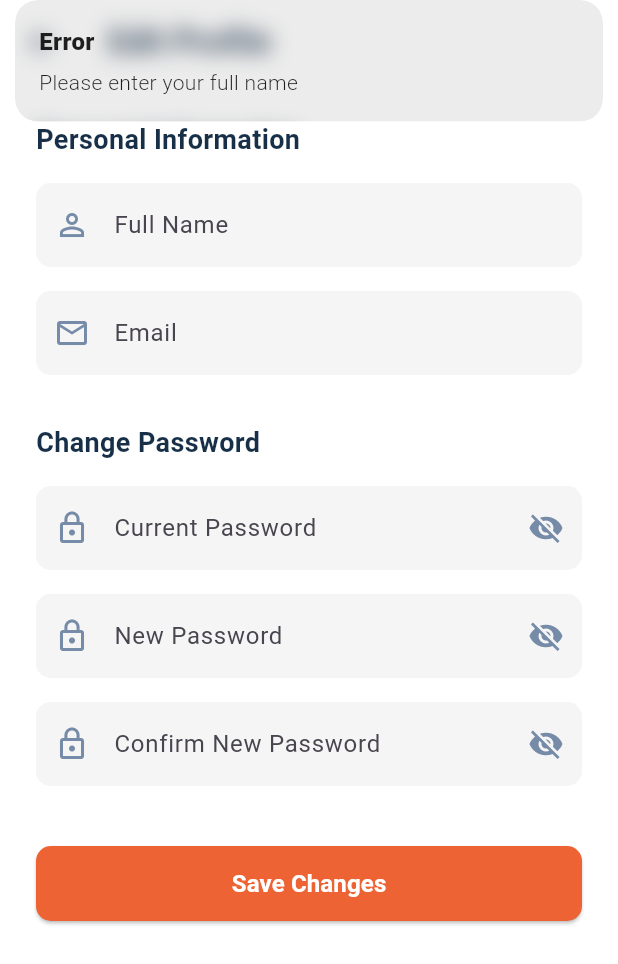
After one commit to VirangaWeerabandara/Comic-Book-Store, a Flutter app: the EditProfilePage screen opened directly, after a tap on "Save Changes", on a phone screen of 412 x 824 dp. The commit adds this screen. Shown: the top 964 px of the screen. Run offline on Flutter 3.47's test engine with Material 3 defaults, Android fonts, the phone set to English and light mode, and no system bars; our stand-ins replace cloud_firestore, device_preview, firebase_auth, firebase_core, firebase_storage, flutter_rating_bar and 3 more; missing offline and left inert: google_mlkit_text_recognition; accounts and stored records are empty; key blocks and very long unbroken strings in the code were emptied for the run.

Commit message:
Add edit profile functionality: create EditProfilePage, implement EditProfileController, and update routing

```diff
--- /dev/null
+++ b/comic_book_store/lib/controllers/editProfileController.dart
@@ -0,0 +1,134 @@
+// edit_profile_controller.dart
+import 'package:get/get.dart';
+import 'package:firebase_auth/firebase_auth.dart';
+import 'package:cloud_firestore/cloud_firestore.dart';
+import 'package:flutter/material.dart';
+
+class EditProfileController extends GetxController {
+  final FirebaseAuth _auth = FirebaseAuth.instance;
+  final FirebaseFirestore _firestore = FirebaseFirestore.instance;
+
+  final fullNameController = TextEditingController();
+  final emailController = TextEditingController();
+  final currentPasswordController = TextEditingController();
+  final newPasswordController = TextEditingController();
+  final confirmPasswordController = TextEditingController();
+
+  final RxBool isLoading = false.obs;
+  final RxBool showPassword = false.obs;
+
+  @override
+  void onInit() {
+    super.onInit();
+    loadUserData();
+  }
+
+  @override
+  void onClose() {
+    fullNameController.dispose();
+    emailController.dispose();
+    currentPasswordController.dispose();
+    newPasswordController.dispose();
+    confirmPasswordController.dispose();
+    super.onClose();
+  }
+
+  void loadUserData() {
+    final user = _auth.currentUser;
+    if (user != null) {
+      emailController.text = user.email ?? '';
+      _firestore.collection('users').doc(user.uid).get().then((doc) {
+        if (doc.exists) {
+          final data = doc.data() as Map<String, dynamic>;
+          fullNameController.text = data['fullName'] ?? '';
+        }
+      });
+    }
+  }
+
+  Future<void> updateProfile() async {
+    if (!_validateInputs()) return;
+
+    try {
+      isLoading.value = true;
+      final user = _auth.currentUser;
+      if (user == null) return;
+
+      // Update display name if changed
+      if (fullNameController.text.isNotEmpty) {
+        await _firestore.collection('users').doc(user.uid).update({
+          'fullName': fullNameController.text,
+        });
+      }
+
+      // Update email if changed
+      if (emailController.text != user.email) {
+        await user.verifyBeforeUpdateEmail(emailController.text);
+      }
+
+      // Update password if provided
+      if (currentPasswordController.text.isNotEmpty &&
+          newPasswordController.text.isNotEmpty) {
+        final credential = EmailAuthProvider.credential(
+          email: user.email!,
+          password: currentPasswordController.text,
+        );
+        await user.reauthenticateWithCredential(credential);
+        await user.updatePassword(newPasswordController.text);
+      }
+
+      Get.snackbar(
+        'Success',
+        'Profile updated successfully',
+        backgroundColor: Colors.green,
+        colorText: Colors.white,
+      );
+      Get.back();
+    } catch (e) {
+      Get.snackbar(
+        'Error',
+        e.toString(),
+        backgroundColor: Colors.red,
+        colorText: Colors.white,
+      );
+    } finally {
+      isLoading.value = false;
+    }
+  }
+
+  bool _validateInputs() {
+    if (fullNameController.text.isEmpty) {
+      Get.snackbar('Error', 'Please enter your full name');
+      return false;
+    }
+
+    if (emailController.text.isEmpty ||
+        !GetUtils.isEmail(emailController.text)) {
+      Get.snackbar('Error', 'Please enter a valid email');
+      return false;
+    }
+
+    if (currentPasswordController.text.isNotEmpty ||
+        newPasswordController.text.isNotEmpty ||
+        confirmPasswordController.text.isNotEmpty) {
+      if (currentPasswordController.text.isEmpty) {
+        Get.snackbar('Error', 'Please enter your current password');
+        return false;
+      }
+      if (newPasswordController.text.isEmpty) {
+        Get.snackbar('Error', 'Please enter a new password');
+        return false;
+      }
+      if (newPasswordController.text != confirmPasswordController.text) {
+        Get.snackbar('Error', 'Passwords do not match');
+        return false;
+      }
+      if (newPasswordController.text.length < 6) {
+        Get.snackbar('Error', 'Password must be at least 6 characters');
+        return false;
+      }
+    }
+
+    return true;
+  }
+}
--- a/comic_book_store/lib/main.dart
+++ b/comic_book_store/lib/main.dart
@@ -1,4 +1,5 @@
 import 'package:comic_book_store/components/navbar.dart';
+import 'package:comic_book_store/pages/editProfilePage.dart';
 import 'package:comic_book_store/pages/onBoarding.dart';
 import 'package:device_preview/device_preview.dart';
 import 'package:flutter/material.dart';
@@ -54,6 +55,8 @@ class MyApp extends StatelessWidget {
         GetPage(
             name: AppRoutes.ONBOARDING,
             page: () => const EmailVerificationPage()),
+        GetPage(
+            name: AppRoutes.ONBOARDING, page: () => const EditProfilePage()),
       ],
     );
   }
--- /dev/null
+++ b/comic_book_store/lib/pages/editProfilePage.dart
@@ -0,0 +1,180 @@
+import 'package:flutter/material.dart';
+import 'package:get/get.dart';
+import 'package:comic_book_store/constants/colors.dart';
+import 'package:comic_book_store/controllers/editProfileController.dart';
+
+class EditProfilePage extends GetView<EditProfileController> {
+  const EditProfilePage({Key? key}) : super(key: key);
+
+  @override
+  Widget build(BuildContext context) {
+    return Scaffold(
+      backgroundColor: Colors.white,
+      appBar: AppBar(
+        backgroundColor: Colors.transparent,
+        elevation: 0,
+        title: const Text(
+          'Edit Profile',
+          style: TextStyle(
+            color: AppColors.accent2,
+            fontWeight: FontWeight.bold,
+          ),
+        ),
+        leading: IconButton(
+          icon: const Icon(Icons.arrow_back, color: AppColors.accent2),
+          onPressed: () => Get.back(),
+        ),
+      ),
+      body: SingleChildScrollView(
+        child: Padding(
+          padding: const EdgeInsets.all(24.0),
+          child: Column(
+            crossAxisAlignment: CrossAxisAlignment.start,
+            children: [
+              _buildSectionTitle('Personal Information'),
+              const SizedBox(height: 16),
+              _buildTextField(
+                controller: controller.fullNameController,
+                label: 'Full Name',
+                hint: 'Enter your full name',
+                icon: Icons.person_outline,
+              ),
+              const SizedBox(height: 16),
+              _buildTextField(
+                controller: controller.emailController,
+                label: 'Email',
+                hint: 'Enter your email',
+                icon: Icons.email_outlined,
+                keyboardType: TextInputType.emailAddress,
+              ),
+              const SizedBox(height: 32),
+              _buildSectionTitle('Change Password'),
+              const SizedBox(height: 16),
+              Obx(() => _buildTextField(
+                    controller: controller.currentPasswordController,
+                    label: 'Current Password',
+                    hint: 'Enter current password',
+                    icon: Icons.lock_outline,
+                    isPassword: true,
+                    showPassword: controller.showPassword.value,
+                    onTogglePassword: () => controller.showPassword.toggle(),
+                  )),
+              const SizedBox(height: 16),
+              Obx(() => _buildTextField(
+                    controller: controller.newPasswordController,
+                    label: 'New Password',
+                    hint: 'Enter new password',
+                    icon: Icons.lock_outline,
+                    isPassword: true,
+                    showPassword: controller.showPassword.value,
+                    onTogglePassword: () => controller.showPassword.toggle(),
+                  )),
+              const SizedBox(height: 16),
+              Obx(() => _buildTextField(
+                    controller: controller.confirmPasswordController,
+                    label: 'Confirm New Password',
+                    hint: 'Confirm new password',
+                    icon: Icons.lock_outline,
+                    isPassword: true,
+                    showPassword: controller.showPassword.value,
+                    onTogglePassword: () => controller.showPassword.toggle(),
+                  )),
+              const SizedBox(height: 40),
+              SizedBox(
+                width: double.infinity,
+                height: 50,
+                child: Obx(() => ElevatedButton(
+                      onPressed: controller.isLoading.value
+                          ? null
+                          : controller.updateProfile,
+                      style: ElevatedButton.styleFrom(
+                        backgroundColor: AppColors.primary,
+                        shape: RoundedRectangleBorder(
+                          borderRadius: BorderRadius.circular(10),
+                        ),
+                      ),
+                      child: controller.isLoading.value
+                          ? const SizedBox(
+                              width: 20,
+                              height: 20,
+                              child: CircularProgressIndicator(
+                                strokeWidth: 2,
+                                valueColor:
+                                    AlwaysStoppedAnimation<Color>(Colors.white),
+                              ),
+                            )
+                          : const Text(
+                              'Save Changes',
+                              style: TextStyle(
+                                fontSize: 16,
+                                fontWeight: FontWeight.bold,
+                                color: Colors.white,
+                              ),
+                            ),
+                    )),
+              ),
+            ],
+          ),
+        ),
+      ),
+    );
+  }
+
+  Widget _buildSectionTitle(String title) {
+    return Text(
+      title,
+      style: const TextStyle(
+        fontSize: 18,
+        fontWeight: FontWeight.bold,
+        color: AppColors.accent2,
+      ),
+    );
+  }
+
+  Widget _buildTextField({
+    required TextEditingController controller,
+    required String label,
+    required String hint,
+    required IconData icon,
+    bool isPassword = false,
+    bool showPassword = false,
+    VoidCallback? onTogglePassword,
+    TextInputType? keyboardType,
+  }) {
+    return Container(
+      decoration: BoxDecoration(
+        color: Colors.grey[100],
+        borderRadius: BorderRadius.circular(10),
+      ),
+      child: TextField(
+        controller: controller,
+        obscureText: isPassword && !showPassword,
+        keyboardType: keyboardType,
+        decoration: InputDecoration(
+          labelText: label,
+          hintText: hint,
+          prefixIcon: Icon(icon, color: AppColors.accent3),
+          suffixIcon: isPassword
+              ? IconButton(
+                  icon: Icon(
+                    showPassword ? Icons.visibility : Icons.visibility_off,
+                    color: AppColors.accent3,
+                  ),
+                  onPressed: onTogglePassword,
+                )
+              : null,
+          border: OutlineInputBorder(
+            borderRadius: BorderRadius.circular(10),
+            borderSide: BorderSide.none,
+          ),
+          filled: true,
+          fillColor: Colors.grey[100],
+          contentPadding: const EdgeInsets.symmetric(
+            horizontal: 16,
+            vertical: 16,
+          ),
+        ),
+      ),
+    );
+  }
+}
--- a/comic_book_store/lib/pages/favouritePage.dart
+++ b/comic_book_store/lib/pages/favouritePage.dart
@@ -1,9 +1,8 @@
-// lib/pages/favoritesPage.dart
-
-import 'package:comic_book_store/controllers/favouriteControler.dart';
 import 'package:flutter/material.dart';
 import 'package:get/get.dart';
+import 'package:comic_book_store/controllers/favouriteControler.dart';
 import 'package:comic_book_store/pages/comicBookPage.dart';
+import 'package:comic_book_store/constants/colors.dart';
 
 class FavoritesPage extends StatelessWidget {
   final FavoriteController controller = Get.put(FavoriteController());
@@ -14,11 +13,23 @@ class FavoritesPage extends StatelessWidget {
   Widget build(BuildContext context) {
     return Scaffold(
       appBar: AppBar(
-        title: const Text('My Favorites'),
+        title: const Text(
+          'My Favorites',
+          style: TextStyle(
+            color: AppColors.accent2,
+            fontWeight: FontWeight.bold,
+          ),
+        ),
+        backgroundColor: Colors.transparent,
+        elevation: 0,
       ),
       body: Obx(() {
         if (controller.isLoading.value) {
-          return const Center(child: CircularProgressIndicator());
+          return const Center(
+            child: CircularProgressIndicator(
+              color: AppColors.primary,
+            ),
+          );
         }
 
         if (controller.favorites.isEmpty) {
@@ -26,7 +37,11 @@ class FavoritesPage extends StatelessWidget {
             child: Column(
               mainAxisAlignment: MainAxisAlignment.center,
               children: [
-                Icon(Icons.favorite_border, size: 64, color: Colors.grey[400]),
+                Icon(
+                  Icons.favorite_border,
+                  size: 64,
+                  color: Colors.grey[400],
+                ),
                 const SizedBox(height: 16),
                 Text(
                   'No favorites yet',
@@ -35,12 +50,22 @@ class FavoritesPage extends StatelessWidget {
                     color: Colors.grey[600],
                   ),
                 ),
+                const SizedBox(height: 8),
+                Text(
+                  'Start adding your favorite manga!',
+                  style: TextStyle(
+                    fontSize: 14,
+                    color: Colors.grey[500],
+                  ),
+                ),
               ],
             ),
           );
         }
 
-        return GridView.builder(
+        return RefreshIndicator(
+          onRefresh: () => controller.loadFavorites(),
+          child: GridView.builder(
             padding: const EdgeInsets.all(16),
             gridDelegate: const SliverGridDelegateWithFixedCrossAxisCount(
               crossAxisCount: 2,
@@ -55,6 +80,10 @@ class FavoritesPage extends StatelessWidget {
                 onTap: () =>
                     Get.to(() => ComicDetailPage(mangaId: favorite.malId)),
                 child: Card(
+                  elevation: 4,
+                  shape: RoundedRectangleBorder(
+                    borderRadius: BorderRadius.circular(12),
+                  ),
                   clipBehavior: Clip.antiAlias,
                   child: Stack(
                     children: [
@@ -62,10 +91,22 @@ class FavoritesPage extends StatelessWidget {
                         crossAxisAlignment: CrossAxisAlignment.start,
                         children: [
                           Expanded(
+                            child: Hero(
+                              tag: 'manga_${favorite.malId}',
                               child: Image.network(
                                 favorite.imageUrl,
                                 width: double.infinity,
                                 fit: BoxFit.cover,
+                                errorBuilder: (context, error, stackTrace) {
+                                  return Container(
+                                    color: Colors.grey[200],
+                                    child: const Icon(
+                                      Icons.error_outline,
+                                      color: Colors.grey,
+                                    ),
+                                  );
+                                },
+                              ),
                             ),
                           ),
                           Padding(
@@ -79,6 +120,7 @@ class FavoritesPage extends StatelessWidget {
                                   overflow: TextOverflow.ellipsis,
                                   style: const TextStyle(
                                     fontWeight: FontWeight.bold,
+                                    fontSize: 14,
                                   ),
                                 ),
                                 const SizedBox(height: 4),
@@ -90,7 +132,13 @@ class FavoritesPage extends StatelessWidget {
                                       color: Colors.amber[700],
                                     ),
                                     const SizedBox(width: 4),
-                                  Text(favorite.score.toString()),
+                                    Text(
+                                      favorite.score.toStringAsFixed(1),
+                                      style: const TextStyle(
+                                        fontSize: 12,
+                                        color: Colors.grey,
+                                      ),
+                                    ),
                                   ],
                                 ),
                               ],
@@ -101,6 +149,18 @@ class FavoritesPage extends StatelessWidget {
                       Positioned(
                         top: 8,
                         right: 8,
+                        child: Container(
+                          decoration: BoxDecoration(
+                            color: Colors.white,
+                            borderRadius: BorderRadius.circular(20),
+                            boxShadow: [
+                              BoxShadow(
+                                color: Colors.black.withOpacity(0.1),
+                                blurRadius: 4,
+                                offset: const Offset(0, 2),
+                              ),
+                            ],
+                          ),
                           child: IconButton(
                             onPressed: () =>
                                 controller.removeFavorite(favorite.malId),
@@ -108,9 +168,12 @@ class FavoritesPage extends StatelessWidget {
                               Icons.favorite,
                               color: Colors.red,
                             ),
-                        style: IconButton.styleFrom(
-                          backgroundColor: Colors.white,
-                          padding: const EdgeInsets.all(8),
+                            constraints: const BoxConstraints(
+                              minWidth: 32,
+                              minHeight: 32,
+                            ),
+                            padding: const EdgeInsets.all(4),
+                            iconSize: 20,
                           ),
                         ),
                       ),
@@ -119,6 +182,7 @@ class FavoritesPage extends StatelessWidget {
                 ),
               );
             },
+          ),
         );
       }),
     );
--- a/comic_book_store/lib/pages/profile.dart
+++ b/comic_book_store/lib/pages/profile.dart
@@ -1,4 +1,5 @@
 import 'package:comic_book_store/models/userModel.dart';
+import 'package:comic_book_store/pages/editProfilePage.dart';
 import 'package:comic_book_store/pages/favouritePage.dart';
 import 'package:flutter/material.dart';
 import 'package:get/get.dart';
@@ -111,7 +112,7 @@ class ProfilePage extends StatelessWidget {
           ),
           const SizedBox(height: 16),
           OutlinedButton(
-            onPressed: () {},
+            onPressed: () => Get.to(() => const EditProfilePage()),
             child: const Text('Edit Profile'),
           ),
         ],
@@ -147,7 +148,7 @@ class ProfilePage extends StatelessWidget {
               Navigator.push(
                 context,
                 MaterialPageRoute(
-                  builder: (context) =>  FavoritesPage(),
+                  builder: (context) => FavoritesPage(),
                 ),
               );
             },
--- a/comic_book_store/lib/routes/appRoutes.dart
+++ b/comic_book_store/lib/routes/appRoutes.dart
@@ -8,4 +8,5 @@ class AppRoutes {
   static const String PROFILE = '/profile';
   static const String ONBOARDING = '/onboarding';
   static const EMAIL_VERIFICATION = '/email-verification';
+  static const String EDITPROFILE = '/edit-profile';
 }
```
Lines whose indentation alone changed are shown as unchanged.
